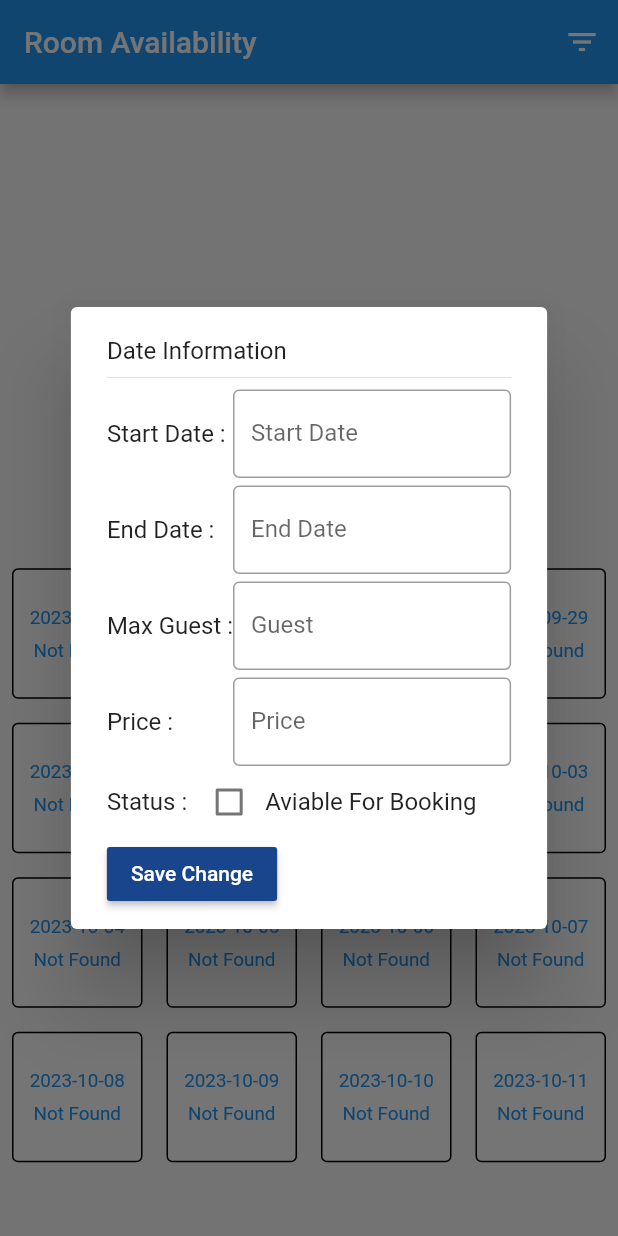
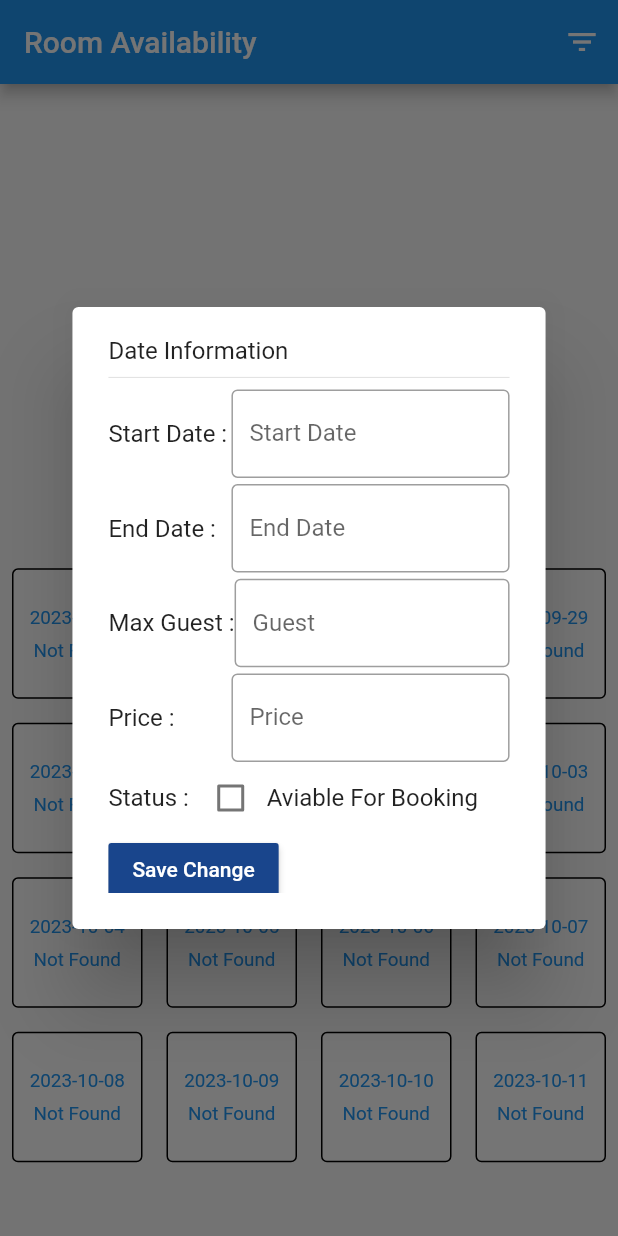
Before and after one commit to Mannanmia/hotel_booking_app, a Flutter app: the Available_BookedView screen opened directly, after a tap on an icon or button, on a phone screen of 412 x 824 dp. Run offline on Flutter 3.47's test engine with Material 2 defaults, Android fonts, the phone set to English and light mode, and no system bars; our stand-ins replace expandable, flutter_rating_bar, fluttertoast, geolocator, google_maps_flutter, image_picker and 2 more; accounts and stored records are empty; network calls fail.

Commit message:
26-9-23(6:33)

```diff
--- a/lib/Model/dashboardResponse.dart
+++ b/lib/Model/dashboardResponse.dart
@@ -26,7 +26,7 @@ class DashboardResponse {
      this.earning,
      this.booking,
      this.service,
-    this.date,
+     this.date ,
     this.totalRoom,
     this.totalRoomTitel,
     this.availableRoom,
--- a/lib/screens/dashboard_view.dart
+++ b/lib/screens/dashboard_view.dart
@@ -176,8 +176,7 @@ class _DashBoardViewState extends State<DashBoardView> {
                         child: Row(
                           mainAxisAlignment: MainAxisAlignment.spaceBetween,
                           children: [
-                            Text(
-                              response.date!,
+                            Text(response.date!,
                               style:  const TextStyle(
                                   color: AppColor.skyBlue, fontSize: AppValues.size_14),
                             ),
--- a/lib/screens/manage_hotel_view.dart
+++ b/lib/screens/manage_hotel_view.dart
@@ -116,7 +116,7 @@ class _ManageHotelViewState extends State<ManageHotelView> {
                     ),
                   ],
                 ),
-                /*Text("--Select Service--",style: TextStyle(color: AppColor.skyBlue),),*/
+                // Text("--Select Service--",style: TextStyle(color: AppColor.skyBlue),),
               ],
             ),
           ),
--- a/lib/screens/room_availability.dart
+++ b/lib/screens/room_availability.dart
@@ -126,6 +126,7 @@ class _Available_BookedViewState extends State<Available_BookedView> {
         builder:(context,setState)=> AlertDialog(
           content: SizedBox(
             height: size.height*0.45,
+            child: SingleChildScrollView(
               child: Column(
                 crossAxisAlignment: CrossAxisAlignment.start,
                 children: [
@@ -154,7 +155,7 @@ class _Available_BookedViewState extends State<Available_BookedView> {
                       ),
                     ],
                   ),
-                const SizedBox(height: 5,),
+                  SizedBox(height: size.height*0.005,),
                   Row(
                     mainAxisAlignment: MainAxisAlignment.spaceBetween,
                     children: [
@@ -178,13 +179,13 @@ class _Available_BookedViewState extends State<Available_BookedView> {
                       ),
                     ],
                   ),
-                const SizedBox(height: 5,),
+                  SizedBox(height: size.height*0.005,),
                   Row(
                     mainAxisAlignment: MainAxisAlignment.spaceBetween,
                     children: [
                       Text("Max Guest :"),
                       SizedBox(
-                      width: size.width*0.45,
+                        width: size.width*0.445,
                         child: TextField(
                           controller: _maxGuest,
                           decoration: InputDecoration(
@@ -195,7 +196,7 @@ class _Available_BookedViewState extends State<Available_BookedView> {
                       ),
                     ],
                   ),
-                const SizedBox(height: 5,),
+                  SizedBox(height: size.height*0.005,),
                   Row(
                     mainAxisAlignment: MainAxisAlignment.spaceBetween,
                     children: [
@@ -235,5 +236,6 @@ class _Available_BookedViewState extends State<Available_BookedView> {
                 ],),
             ),
           ),
+        ),
       ));
 }
```
Also changed, not shown: pubspec.lock. Lines whose indentation alone changed are shown as unchanged.
